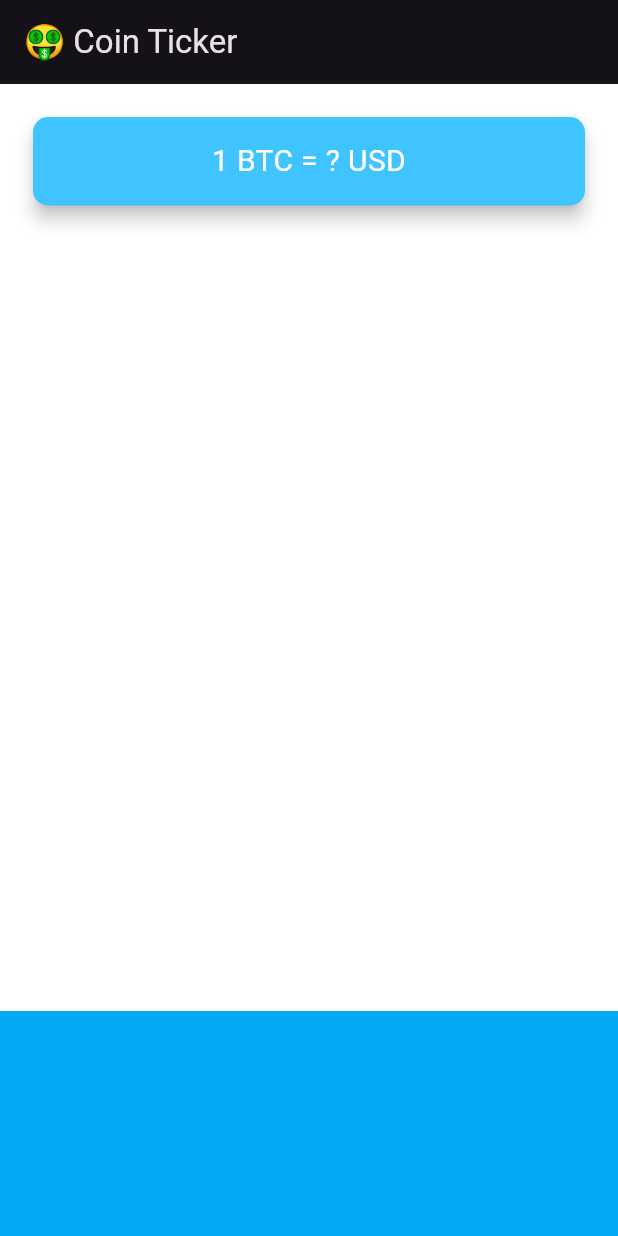
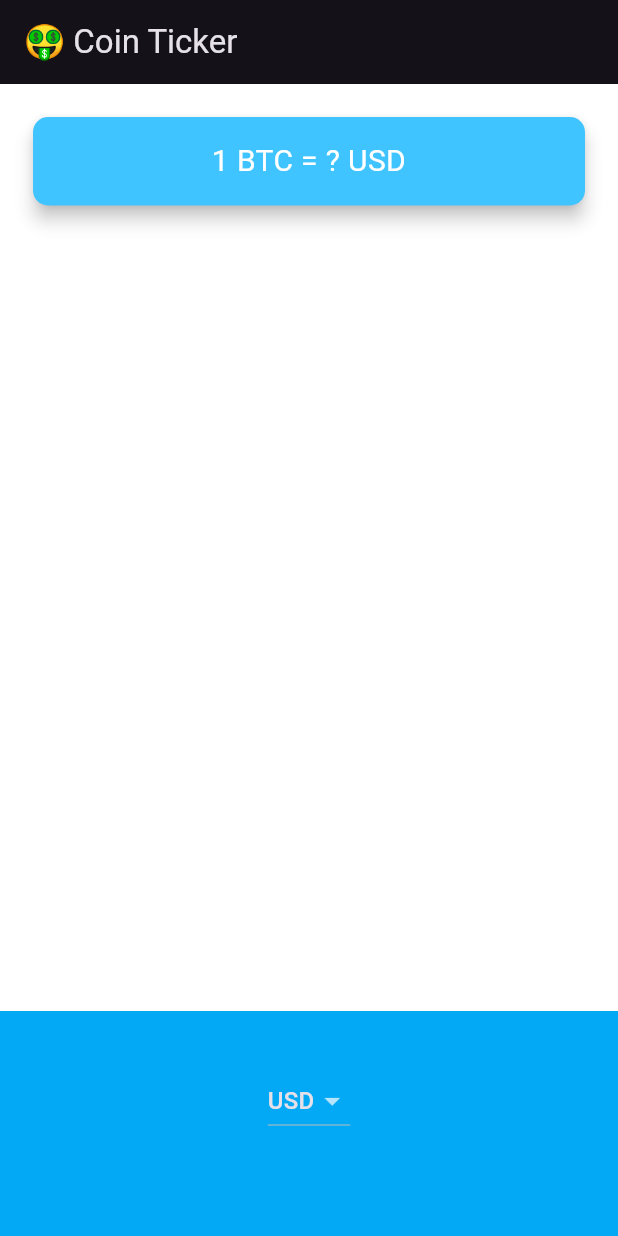
Before and after one commit to Mshankc/bitcoin_tracker, a Flutter app: the screen it shows after launch, on a phone screen of 412 x 824 dp. Run offline on Flutter 3.47's test engine with Material 3 defaults, Android fonts, the phone set to English and light mode, and no system bars.

Commit message:
added coindata

```diff
--- a/lib/coin_data.dart
+++ b/lib/coin_data.dart
@@ -1,4 +1,5 @@
-const List<String> currenciesList = [
+class CoinData {
+  static const List<String> currenciesList = [
     'AUD',
     'BRL',
     'CAD',
@@ -22,10 +23,9 @@ const List<String> currenciesList = [
     'ZAR'
   ];
 
-const List<String> cryptoList = [
+  static const List<String> cryptoList = [
     'BTC',
     'ETH',
     'LTC',
   ];
-
-class CoinData {}
+}
--- a/lib/price_screen.dart
+++ b/lib/price_screen.dart
@@ -1,3 +1,4 @@
+import 'package:bitcoin_tracker/coin_data.dart';
 import 'package:flutter/material.dart';
 
 class PriceScreen extends StatefulWidget {
@@ -6,25 +7,27 @@ class PriceScreen extends StatefulWidget {
 }
 
 class _PriceScreenState extends State<PriceScreen> {
+  CoinData coinData = CoinData();
+  String? selectedCurrency = 'USD';
   @override
   Widget build(BuildContext context) {
     return Scaffold(
       appBar: AppBar(
-        title: Text('🤑 Coin Ticker'),
+        title: const Text('🤑 Coin Ticker'),
       ),
       body: Column(
         mainAxisAlignment: MainAxisAlignment.spaceBetween,
         crossAxisAlignment: CrossAxisAlignment.stretch,
         children: <Widget>[
           Padding(
-            padding: EdgeInsets.fromLTRB(18.0, 18.0, 18.0, 0),
+            padding: const EdgeInsets.fromLTRB(18.0, 18.0, 18.0, 0),
             child: Card(
               color: Colors.lightBlueAccent,
               elevation: 5.0,
               shape: RoundedRectangleBorder(
                 borderRadius: BorderRadius.circular(10.0),
               ),
-              child: Padding(
+              child: const Padding(
                 padding: EdgeInsets.symmetric(vertical: 15.0, horizontal: 28.0),
                 child: Text(
                   '1 BTC = ? USD',
@@ -40,9 +43,30 @@ class _PriceScreenState extends State<PriceScreen> {
           Container(
             height: 150.0,
             alignment: Alignment.center,
-            padding: EdgeInsets.only(bottom: 30.0),
+            padding: const EdgeInsets.only(bottom: 30.0),
             color: Colors.lightBlue,
-            child: null,
+            child: DropdownButton(
+                value: selectedCurrency,
+                items: const [
+                  DropdownMenuItem(
+                    value: "USD",
+                    child: Text('USD'),
+                  ),
+                  DropdownMenuItem(
+                    value: 'INR',
+                    child: Text('INR'),
+                  ),
+                  DropdownMenuItem(
+                    value: 'EUR',
+                    child: Text('EUR'),
+                  )
+                ],
+                onChanged: (value) {
+                  setState(() {
+                    selectedCurrency = value;
+                    print(selectedCurrency);
+                  });
+                }),
           ),
         ],
       ),
```
Also changed, not shown: scratch.dart (added, +21 -0 lines). Lines whose indentation alone changed are shown as unchanged.
